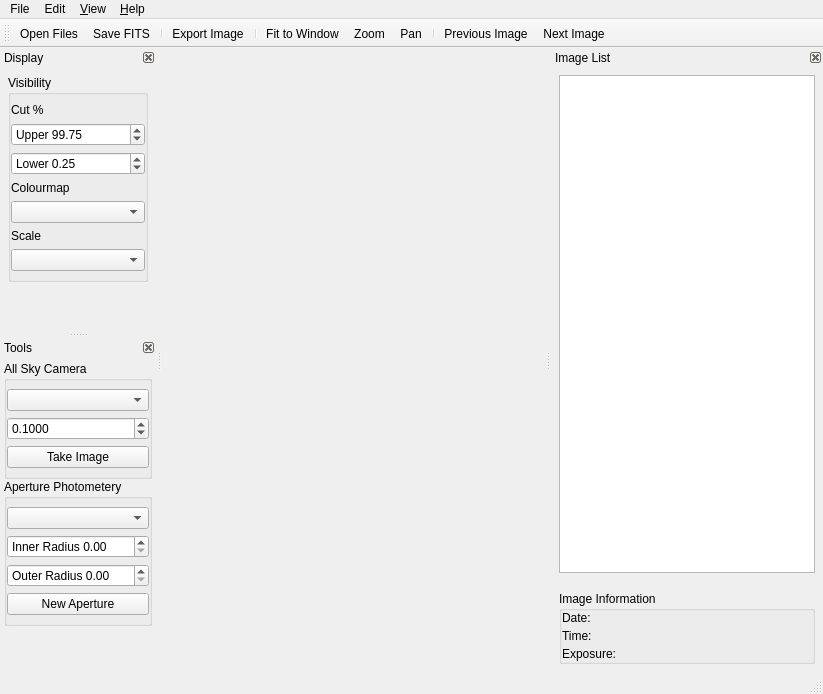
This is ui/viewer.ui in badders/pyfitsview as Qt 5 draws it before an edit. The edited form follows.
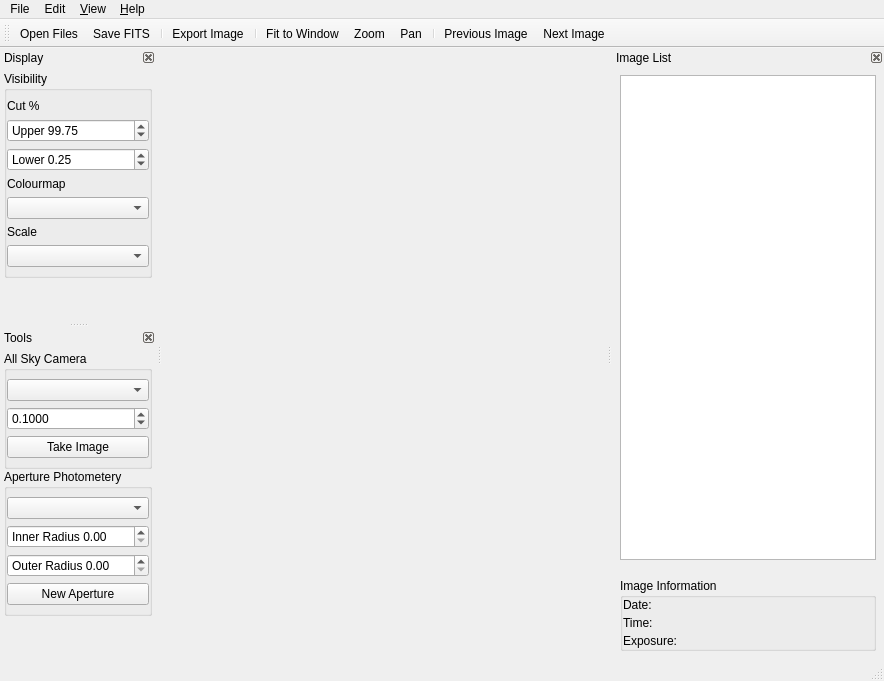
This is the edited form. Icons and pictures are not drawn.

Commit message: Fix aperture save/load Fix aperture outer clobber

Diff of the .ui file:
```diff
--- a/ui/viewer.ui
+++ b/ui/viewer.ui
@@ -6,8 +6,8 @@
    <rect>
     <x>0</x>
     <y>0</y>
-    <width>823</width>
-    <height>694</height>
+    <width>884</width>
+    <height>681</height>
    </rect>
   </property>
   <property name="windowTitle">
@@ -35,7 +35,7 @@
     <rect>
      <x>0</x>
      <y>0</y>
-     <width>823</width>
+     <width>884</width>
      <height>22</height>
     </rect>
    </property>
@@ -135,18 +135,22 @@
    <widget class="QWidget" name="dockWidgetContents_2">
     <layout class="QVBoxLayout" name="verticalLayout_6">
      <property name="margin">
-      <number>0</number>
-     </property>
-     <item>
-      <layout class="QVBoxLayout" name="verticalLayout_5">
-       <property name="margin">
-        <number>8</number>
+      <number>4</number>
        </property>
        <item>
         <widget class="QGroupBox" name="groupBox_2">
+       <property name="sizePolicy">
+        <sizepolicy hsizetype="Preferred" vsizetype="Fixed">
+         <horstretch>0</horstretch>
+         <verstretch>0</verstretch>
+        </sizepolicy>
+       </property>
          <property name="title">
           <string>Visibility</string>
          </property>
+       <property name="alignment">
+        <set>Qt::AlignLeading|Qt::AlignLeft|Qt::AlignTop</set>
+       </property>
          <property name="flat">
           <bool>true</bool>
          </property>
@@ -263,15 +267,13 @@
         </spacer>
        </item>
       </layout>
-     </item>
-    </layout>
    </widget>
   </widget>
   <widget class="QDockWidget" name="fileDock">
    <property name="minimumSize">
     <size>
      <width>180</width>
-     <height>233</height>
+     <height>451</height>
     </size>
    </property>
    <property name="features">
```
Left out of the diff: 6 changed lines with no effect on the pictures. Lines whose indentation alone changed are shown as unchanged. The commit also changes 2 other files.
